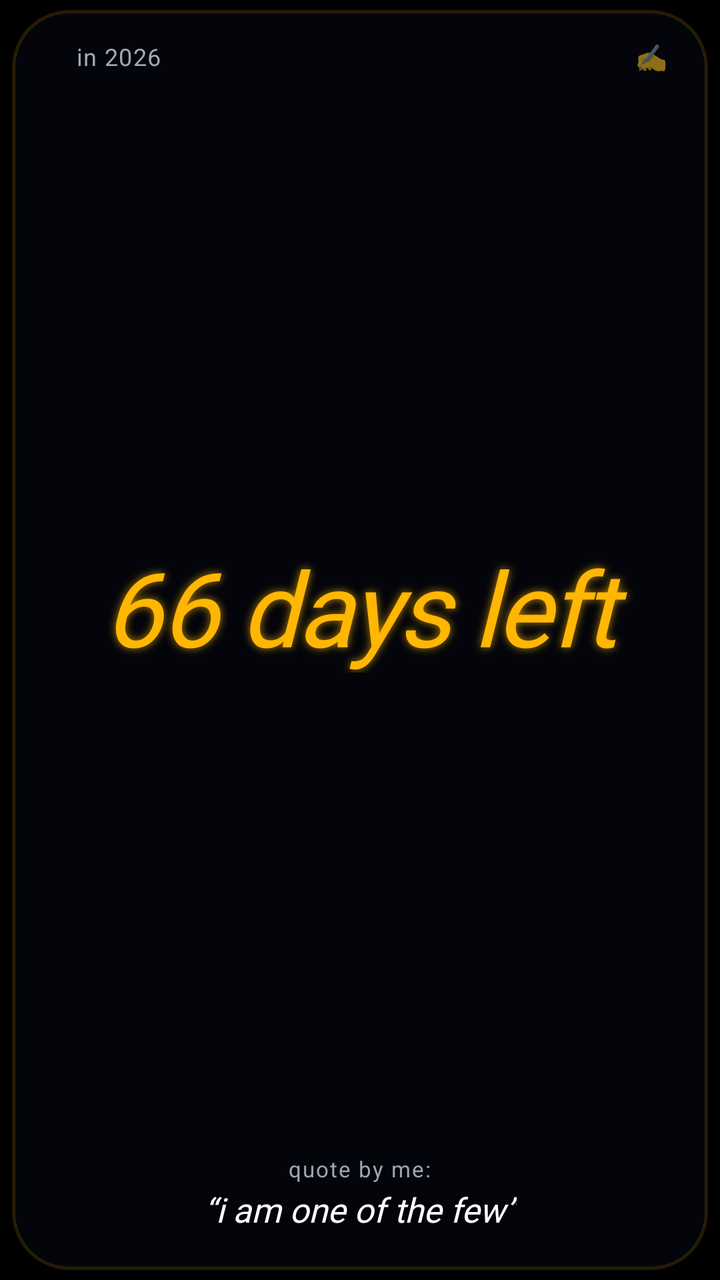
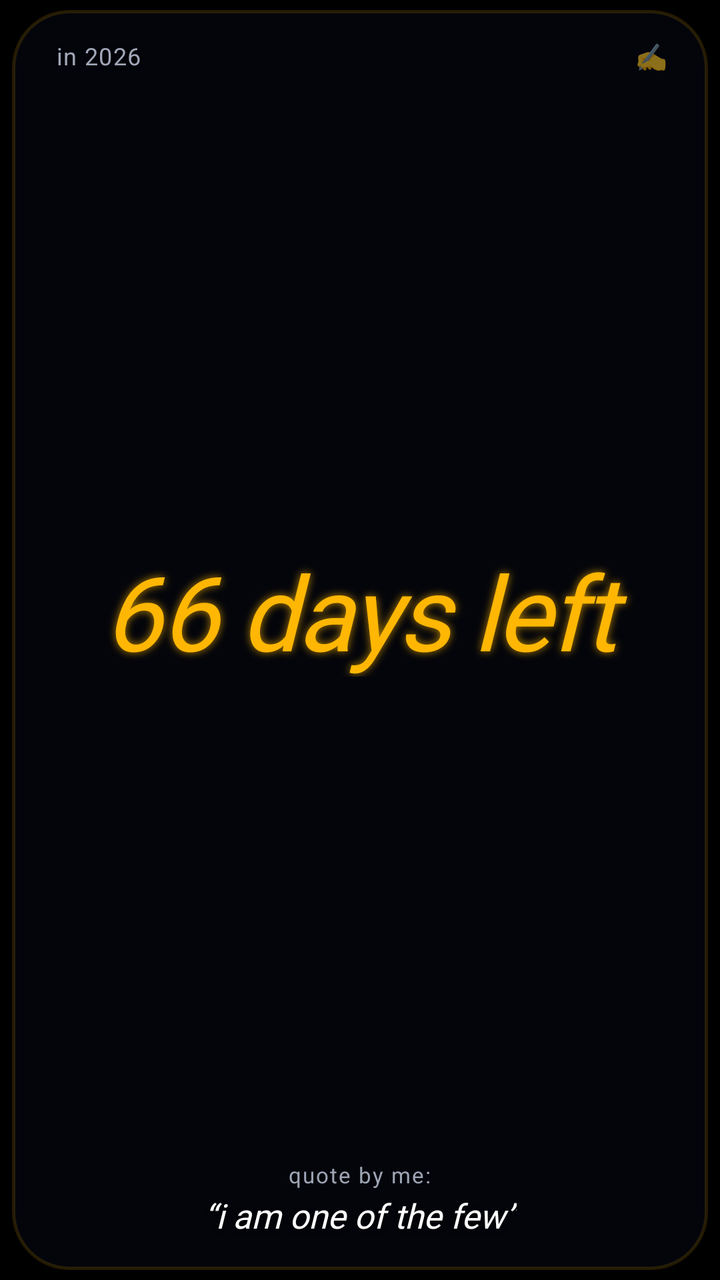

The first picture is an Android layout as it rendered before a commit; the second is the same layout after the commit. The layout source and the unified diff follow.
<!-- AndroidManifest.xml: application theme Theme.DaysLeftWidget -->
<!-- res/layout/widget_days_left.xml -->
<?xml version="1.0" encoding="utf-8"?>
<FrameLayout xmlns:android="http://schemas.android.com/apk/res/android"
    android:id="@+id/widget_root"
    android:layout_width="match_parent"
    android:layout_height="match_parent"
    android:paddingStart="6dp"
    android:paddingEnd="6dp"
    android:paddingTop="5dp"
    android:paddingBottom="5dp">

    
    <FrameLayout
        android:id="@+id/widget_card"
        android:layout_width="match_parent"
        android:layout_height="match_parent"
        android:background="@drawable/widget_card_bg">

        
        <ImageView
            android:id="@+id/iv_year_dots"
            android:layout_width="match_parent"
            android:layout_height="match_parent"
            android:scaleType="fitXY"
            android:contentDescription="@null" />

        
        <LinearLayout
            android:layout_width="match_parent"
            android:layout_height="match_parent"
            android:orientation="vertical"
            android:paddingStart="18dp"
            android:paddingEnd="18dp"
            android:paddingTop="12dp"
            android:paddingBottom="12dp">

            
            <RelativeLayout
                android:layout_width="match_parent"
                android:layout_height="wrap_content">

                <TextView
                    android:id="@+id/tv_year_label"
                    android:layout_width="wrap_content"
                    android:layout_height="wrap_content"
                    android:layout_alignParentStart="true"
                    android:layout_centerVertical="true"
                    android:gravity="center"
                    android:paddingStart="14dp"
                    android:paddingEnd="14dp"
                    android:paddingTop="3dp"
                    android:paddingBottom="3dp"
                    android:text="in 2026"
                    android:textColor="@color/text_header_muted"
                    android:textSize="12sp"
                    android:textStyle="normal"
                    android:letterSpacing="0.04" />

                <TextView
                    android:id="@+id/btn_quick_add"
                    android:layout_width="wrap_content"
                    android:layout_height="wrap_content"
                    android:layout_alignParentEnd="true"
                    android:layout_centerVertical="true"
                    android:padding="2dp"
                    android:text="✍️"
                    android:textSize="13sp" />
            </RelativeLayout>

            
            <LinearLayout
                android:layout_width="match_parent"
                android:layout_height="0dp"
                android:layout_weight="1"
                android:gravity="center"
                android:paddingTop="3dp"
                android:paddingBottom="3dp">

                <TextView
                    android:id="@+id/tv_days_hero"
                    android:layout_width="match_parent"
                    android:layout_height="wrap_content"
                    android:gravity="center"
                    android:text="66 days left"
                    android:textColor="@color/hero_days_color"
                    android:textSize="52sp"
                    android:textStyle="italic"
                    android:fontFamily="@font/playfair_display_italic"
                    android:autoSizeTextType="uniform"
                    android:autoSizeMinTextSize="28sp"
                    android:autoSizeMaxTextSize="68sp"
                    android:autoSizeStepGranularity="2sp"
                    android:includeFontPadding="false"
                    android:letterSpacing="-0.02"
                    android:shadowColor="#B3FFB703"
                    android:shadowDx="0"
                    android:shadowDy="0"
                    android:shadowRadius="10" />
            </LinearLayout>

            
            <LinearLayout
                android:layout_width="match_parent"
                android:layout_height="wrap_content"
                android:gravity="center">

                <LinearLayout
                    android:id="@+id/quote_container"
                    android:layout_width="wrap_content"
                    android:layout_height="wrap_content"
                    android:paddingStart="22dp"
                    android:paddingEnd="22dp"
                    android:paddingTop="6dp"
                    android:paddingBottom="7dp"
                    android:gravity="center"
                    android:orientation="vertical">

                    <TextView
                        android:id="@+id/tv_quote_label"
                        android:layout_width="wrap_content"
                        android:layout_height="wrap_content"
                        android:gravity="center"
                        android:text="quote by me:"
                        android:textColor="@color/quote_label_color"
                        android:textSize="11sp"
                        android:letterSpacing="0.06"
                        android:includeFontPadding="false" />

                    <TextView
                        android:id="@+id/tv_quote_text"
                        android:layout_width="wrap_content"
                        android:layout_height="wrap_content"
                        android:layout_marginTop="2dp"
                        android:gravity="center"
                        android:text="“i am one of the few”"
                        android:textColor="@color/quote_text_color"
                        android:textSize="17sp"
                        android:textStyle="italic"
                        android:fontFamily="@font/playfair_display_quote"
                        android:maxLines="2"
                        android:ellipsize="end"
                        android:lineSpacingExtra="3dp"
                        android:shadowColor="#99000000"
                        android:shadowDx="0"
                        android:shadowDy="2"
                        android:shadowRadius="6" />
                </LinearLayout>
            </LinearLayout>

        </LinearLayout>

    </FrameLayout>
</FrameLayout>
<!-- resources referenced by this layout -->
<resources>
  <color name="hero_days_color">#FFB703</color>
  <color name="quote_label_color">#9DA4B3</color>
  <color name="quote_text_color">#FFFFFF</color>
  <color name="text_header_muted">#A0A7B8</color>
  <!-- drawable widget_card_bg (drawable) -->
  <?xml version="1.0" encoding="utf-8"?>
  <shape xmlns:android="http://schemas.android.com/apk/res/android"
      android:shape="rectangle">
      
      <solid android:color="#B8060810" />
      <corners android:radius="28dp" />
      <stroke
          android:width="1.5dp"
          android:color="#24FFB703" />
  </shape>
  <style name="Theme.DaysLeftWidget" parent="Theme.MaterialComponents.DayNight.NoActionBar">
          <item name="colorPrimary">@color/primary_dark</item>
          <item name="colorSecondary">@color/accent_color</item>
          <item name="android:statusBarColor">@color/primary_dark</item>
          <item name="android:windowBackground">@color/primary_dark</item>
      </style>
  <color name="primary_dark">#000000</color>
  <color name="accent_color">#FFB703</color>
</resources>

<!-- the commit's change to res/layout/widget_days_left.xml (unified diff, before → after) -->
@@ -44,16 +44,17 @@
                     android:layout_height="wrap_content"
                     android:layout_alignParentStart="true"
                     android:layout_centerVertical="true"
-                    android:gravity="center"
-                    android:paddingStart="14dp"
-                    android:paddingEnd="14dp"
-                    android:paddingTop="3dp"
-                    android:paddingBottom="3dp"
+                    android:paddingStart="4dp"
+                    android:paddingEnd="4dp"
+                    android:paddingTop="2dp"
+                    android:paddingBottom="2dp"
                     android:text="in 2026"
                     android:textColor="@color/text_header_muted"
                     android:textSize="12sp"
                     android:textStyle="normal"
-                    android:letterSpacing="0.04" />
+                    android:letterSpacing="0.04"
+                    android:shadowColor="#80000000"
+                    android:shadowRadius="4" />
 
                 <TextView
                     android:id="@+id/btn_quick_add"
@@ -72,8 +73,8 @@
                 android:layout_height="0dp"
                 android:layout_weight="1"
                 android:gravity="center"
-                android:paddingTop="3dp"
-                android:paddingBottom="3dp">
+                android:paddingTop="2dp"
+                android:paddingBottom="2dp">
 
                 <TextView
                     android:id="@+id/tv_days_hero"
@@ -107,10 +108,10 @@
                     android:id="@+id/quote_container"
                     android:layout_width="wrap_content"
                     android:layout_height="wrap_content"
-                    android:paddingStart="22dp"
-                    android:paddingEnd="22dp"
-                    android:paddingTop="6dp"
-                    android:paddingBottom="7dp"
+                    android:paddingStart="12dp"
+                    android:paddingEnd="12dp"
+                    android:paddingTop="4dp"
+                    android:paddingBottom="4dp"
                     android:gravity="center"
                     android:orientation="vertical">
 
